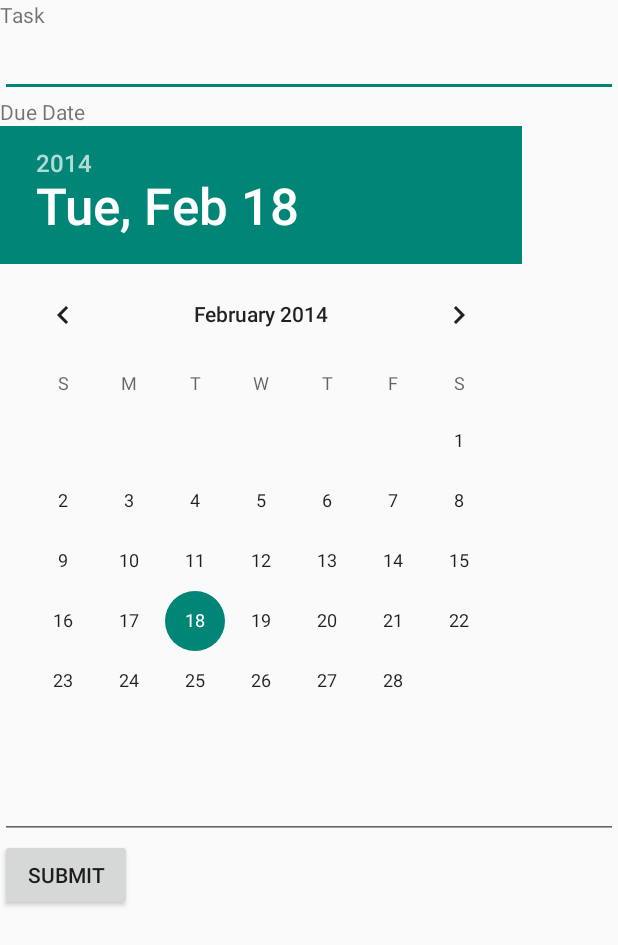
After one commit to ArmyOfDarkness/ToodleTool, an Android app: the layout fragment_newtask.xml on its own in the app's theme, with its tools: preview values and no code run, on a phone screen of 412 x 824 dp. The commit adds this screen. Shown: the top 945 px of the screen. Run offline under Robolectric (Android 15) with nearby library versions, the phone set to English and light mode, and no system bars.

Commit message:
started new task functionality

```diff
--- a/toodletool/src/main/java/com/example/toodletool/LoginFragment.java
+++ b/toodletool/src/main/java/com/example/toodletool/LoginFragment.java
@@ -6,9 +6,9 @@ import android.support.v4.app.Fragment;
 import android.view.LayoutInflater;
 import android.view.View;
 import android.view.ViewGroup;
-import android.webkit.WebView;
 
 public class LoginFragment extends Fragment {
+
     public interface ViewReadyListener {
         public void onViewReadyListener();
     }
@@ -28,8 +28,7 @@ public class LoginFragment extends Fragment {
     @Override
     public View onCreateView(LayoutInflater inflater, ViewGroup container, Bundle savedInstanceState) {
         super.onCreateView(inflater, container, savedInstanceState);
-        View view = inflater.inflate(R.layout.fragment_login, container, false);
-        return view;
+        return inflater.inflate(R.layout.fragment_login, container, false);
     }
 
     @Override
--- /dev/null
+++ b/toodletool/src/main/res/layout/fragment_newtask.xml
@@ -0,0 +1,42 @@
+<?xml version="1.0" encoding="utf-8"?>
+
+<LinearLayout xmlns:android="http://schemas.android.com/apk/res/android"
+              android:orientation="vertical"
+              android:layout_width="match_parent"
+              android:layout_height="match_parent">
+
+    <TextView
+        android:layout_width="wrap_content"
+        android:layout_height="wrap_content"
+        android:text="Task"
+        android:id="@+id/textView"/>
+
+    <EditText
+        android:layout_width="match_parent"
+        android:layout_height="wrap_content"
+        android:id="@+id/editText"/>
+
+    <TextView
+        android:layout_width="wrap_content"
+        android:layout_height="wrap_content"
+        android:text="Due Date"
+        android:id="@+id/textView2"/>
+
+    <DatePicker
+        android:layout_width="wrap_content"
+        android:layout_height="wrap_content"
+        android:id="@+id/datePicker"/>
+
+    <EditText
+        android:layout_width="match_parent"
+        android:layout_height="wrap_content"
+        android:inputType="date"
+        android:ems="10"
+        android:id="@+id/editText2"/>
+
+    <Button
+        android:layout_width="wrap_content"
+        android:layout_height="wrap_content"
+        android:text="Submit"
+        android:id="@+id/button"/>
+</LinearLayout>
--- a/toodletool/src/main/res/layout/fragment_tasks.xml
+++ b/toodletool/src/main/res/layout/fragment_tasks.xml
@@ -9,7 +9,9 @@
         android:layout_width="wrap_content"
         android:layout_height="wrap_content"
         android:text="Tasks"
-        android:id="@+id/textView"/>
+        android:id="@+id/textView"
+        android:layout_gravity="center"
+        android:textSize="24sp"/>
 
     <ListView
         android:layout_width="match_parent"
--- a/toodletool/src/main/res/layout/task_row.xml
+++ b/toodletool/src/main/res/layout/task_row.xml
@@ -8,6 +8,8 @@
     <TextView
         android:layout_width="wrap_content"
         android:layout_height="wrap_content"
-        android:id="@+id/textView"/>
+        android:id="@+id/textView"
+        android:textSize="20sp"
+        android:layout_margin="2dp"/>
 
 </LinearLayout>
--- a/toodletool/src/main/res/values/strings.xml
+++ b/toodletool/src/main/res/values/strings.xml
@@ -9,6 +9,7 @@
     <string name="navigation_drawer_close">Close navigation drawer</string>
     <string name="action_example">Example action</string>
     <string name="action_settings">Settings</string>
+    <string name="newTask">New Task</string>
 
     <string-array name="drawerOptions">
         <item>Get Tasks</item>
```
Also changed, not shown: toodletool/src/main/java/com/example/toodletool/MainActivity.java (+71 -14 lines), toodletool/src/main/java/com/example/toodletool/NewTaskFragment.java (added, +90 -0 lines), toodletool/src/main/java/com/example/toodletool/ToodleApi.java (+3 -38 lines), toodletool/src/main/res/menu/task.xml (added, +11 -0 lines), toodletool/src/main/res/drawable-hdpi/plus.png (added).
